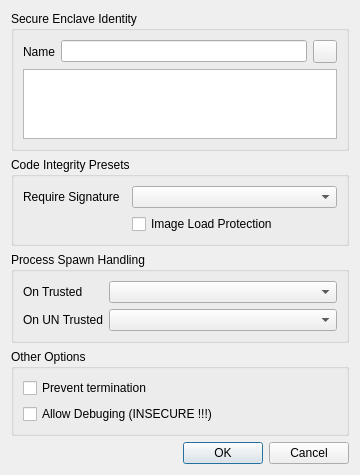
Above: MajorPrivacy/Forms/EnclaveWnd.ui from xanasoft/MajorPrivacy before the change. Below: the same form after it.
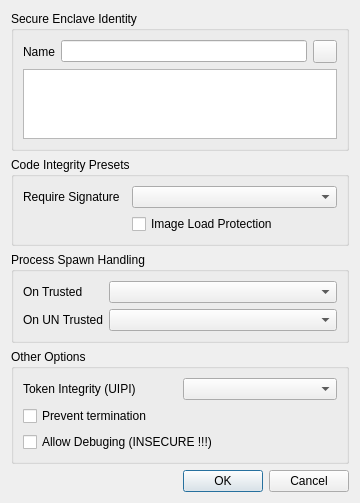
That is the form after the change.

```diff
--- a/MajorPrivacy/Forms/EnclaveWnd.ui
+++ b/MajorPrivacy/Forms/EnclaveWnd.ui
@@ -163,13 +163,26 @@
      </property>
      <layout class="QGridLayout" name="gridLayout_4">
       <item row="0" column="0">
+       <widget class="QLabel" name="label_2">
+        <property name="toolTip">
+         <string>Elevate Token Integrity Level, for User Interface Privilege Isolation</string>
+        </property>
+        <property name="text">
+         <string>Token Integrity (UIPI)</string>
+        </property>
+       </widget>
+      </item>
+      <item row="0" column="1">
+       <widget class="QComboBox" name="cmbLevel"/>
+      </item>
+      <item row="1" column="0" colspan="2">
        <widget class="QCheckBox" name="chkKeepAlive">
         <property name="text">
          <string>Prevent termination</string>
         </property>
        </widget>
       </item>
-      <item row="1" column="0">
+      <item row="2" column="0" colspan="2">
        <widget class="QCheckBox" name="chkAllowDebugging">
         <property name="text">
          <string>Allow Debuging (INSECURE !!!)</string>
```
